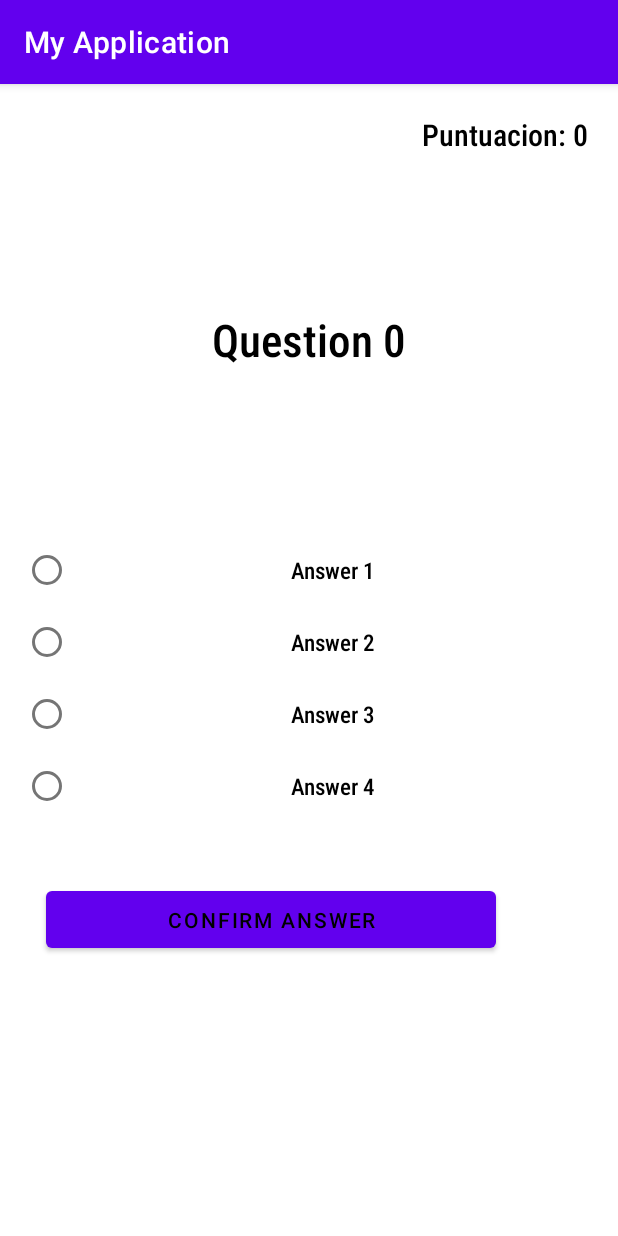
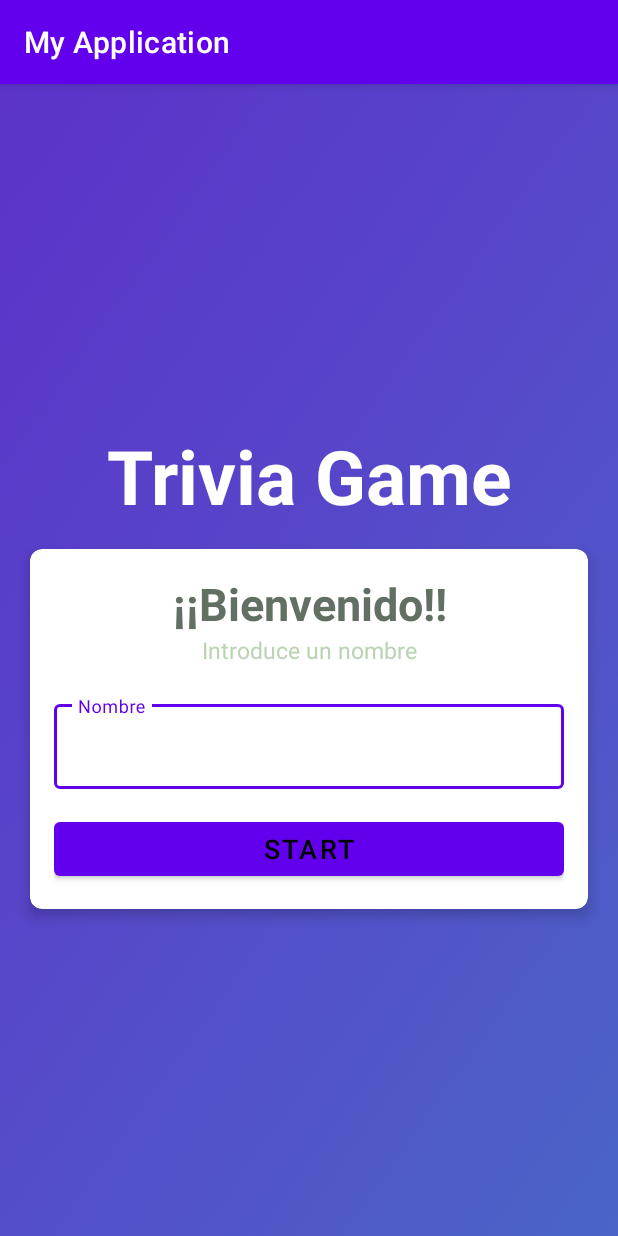
Before and after one commit to AlberVicky09/AplicacionesMoviles, an Android app: the screen it shows after launch (MainActivity before the commit, MainMenu after it), on a phone screen of 412 x 824 dp. Run offline under Robolectric (Android 15) with nearby library versions, the phone set to English and light mode, and no system bars.

Commit message:
Prac1: Todas pantallas
Todas las pantallas y el funcionamiento

```diff
--- /dev/null
+++ b/app/src/main/java/com/example/myapplication/MainMenu.java
@@ -0,0 +1,38 @@
+package com.example.myapplication;
+
+import androidx.appcompat.app.AppCompatActivity;
+
+import android.content.Intent;
+import android.os.Bundle;
+import android.widget.Button;
+import android.widget.EditText;
+import android.widget.Toast;
+
+public class MainMenu extends AppCompatActivity {
+
+    Button sbt;
+    EditText etx;
+    String user_Name;
+
+    @Override
+    protected void onCreate(Bundle savedInstanceState) {
+        super.onCreate(savedInstanceState);
+        setContentView(R.layout.activity_main_menu);
+
+        sbt = findViewById(R.id.start_bt);
+        etx = findViewById(R.id.et_name);
+        user_Name = etx.getText().toString();
+
+        sbt.setOnClickListener(v -> {
+            if(etx.getText().toString().isEmpty()) {
+                //MENSAJE EN PANTALLA QUE INDIQUE QUE AUN TIENES QUE RELLENAR EL CAMPO
+                Toast.makeText(getApplicationContext(), "Introduce un nombre por favor", Toast.LENGTH_SHORT).show();
+            }else{
+                //CAMBIA DE ACTIVITY
+                Intent jugar = new Intent(MainMenu.this, MainActivity.class);
+                jugar.putExtra("Nombre", etx.getText().toString());
+                startActivity(jugar);
+            }
+        });
+    }
+}
--- /dev/null
+++ b/app/src/main/res/layout/activity_main_menu.xml
@@ -0,0 +1,83 @@
+<?xml version="1.0" encoding="utf-8"?>
+<LinearLayout
+    xmlns:android="http://schemas.android.com/apk/res/android"
+    xmlns:tools="http://schemas.android.com/tools"
+    xmlns:app="http://schemas.android.com/apk/res-auto"
+    android:layout_width="match_parent"
+    android:layout_height="match_parent"
+    android:gravity="center"
+    android:orientation="vertical"
+    android:background="@drawable/bg1"
+    tools:context=".MainActivity">
+
+    <TextView
+        android:id="@+id/nombre_app"
+        android:layout_width="match_parent"
+        android:layout_height="wrap_content"
+        android:layout_marginTop="10dp"
+        android:layout_marginBottom="15dp"
+        android:gravity="center"
+        android:text="Trivia Game"
+        android:textColor="@android:color/white"
+        android:textSize="50dp"
+        android:textStyle="bold" />
+
+    <androidx.cardview.widget.CardView
+        android:layout_width="match_parent"
+        android:layout_height="wrap_content"
+        android:layout_marginStart="20dp"
+        android:layout_marginEnd="20dp"
+        android:background="@android:color/white"
+        app:cardCornerRadius="8dp"
+        app:cardElevation="5dp">
+        <LinearLayout
+            android:layout_width="match_parent"
+            android:layout_height="wrap_content"
+            android:orientation="vertical"
+            android:padding="16dp">
+            <TextView
+                android:layout_width="match_parent"
+                android:layout_height="wrap_content"
+                android:gravity="center"
+                android:text="¡¡Bienvenido!!"
+                android:textColor="#627063"
+                android:textSize="30dp"
+                android:textStyle="bold"/>
+            <TextView
+                android:layout_width="match_parent"
+                android:layout_height="wrap_content"
+                android:gravity="center"
+                android:text="Introduce un nombre"
+                android:textColor="#BAD3B3"
+                android:textSize="15dp"/>
+            <com.google.android.material.textfield.TextInputLayout
+                android:layout_width="match_parent"
+                android:layout_height="wrap_content"
+                android:layout_marginTop="20dp"
+                style="@style/Widget.MaterialComponents.TextInputLayout.OutlinedBox">
+                <androidx.appcompat.widget.AppCompatEditText
+                    android:id="@+id/et_name"
+                    android:layout_width="match_parent"
+                    android:layout_height="wrap_content"
+                    android:hint="Nombre"
+                    android:textColor="#627063"
+                    android:textColorHint="#BAD3B3"/>
+
+            </com.google.android.material.textfield.TextInputLayout>
+
+            <Button
+                android:id="@+id/start_bt"
+                android:layout_width="match_parent"
+                android:layout_height="wrap_content"
+                android:layout_marginTop="16dp"
+                android:text="Start"
+                android:textSize="18sp"
+                android:textColor="@color/black">
+
+            </Button>
+
+        </LinearLayout>
+
+    </androidx.cardview.widget.CardView>
+
+</LinearLayout>
```
Also changed, not shown: app/src/main/AndroidManifest.xml (+7 -9 lines), app/src/main/java/com/example/myapplication/MainActivity.java (+65 -78 lines), app/src/main/java/com/example/myapplication/Results.java (added, +44 -0 lines), app/src/main/java/com/example/myapplication/ScoreActivity.java (deleted, +0 -14 lines), app/src/main/res/layout/activity_main.xml (+33 -11 lines), app/src/main/res/layout/activity_results.xml (added, +77 -0 lines), app/src/main/res/layout/activity_score.xml (deleted, +0 -9 lines), app/src/main/res/drawable/bg1.png (added), app/src/main/res/drawable/destello.png (added), app/src/main/res/drawable/mario_bros.png (added), app/src/main/res/drawable/troph.png (added), app/src/main/res/drawable/wind_waker_flag.png (added).
